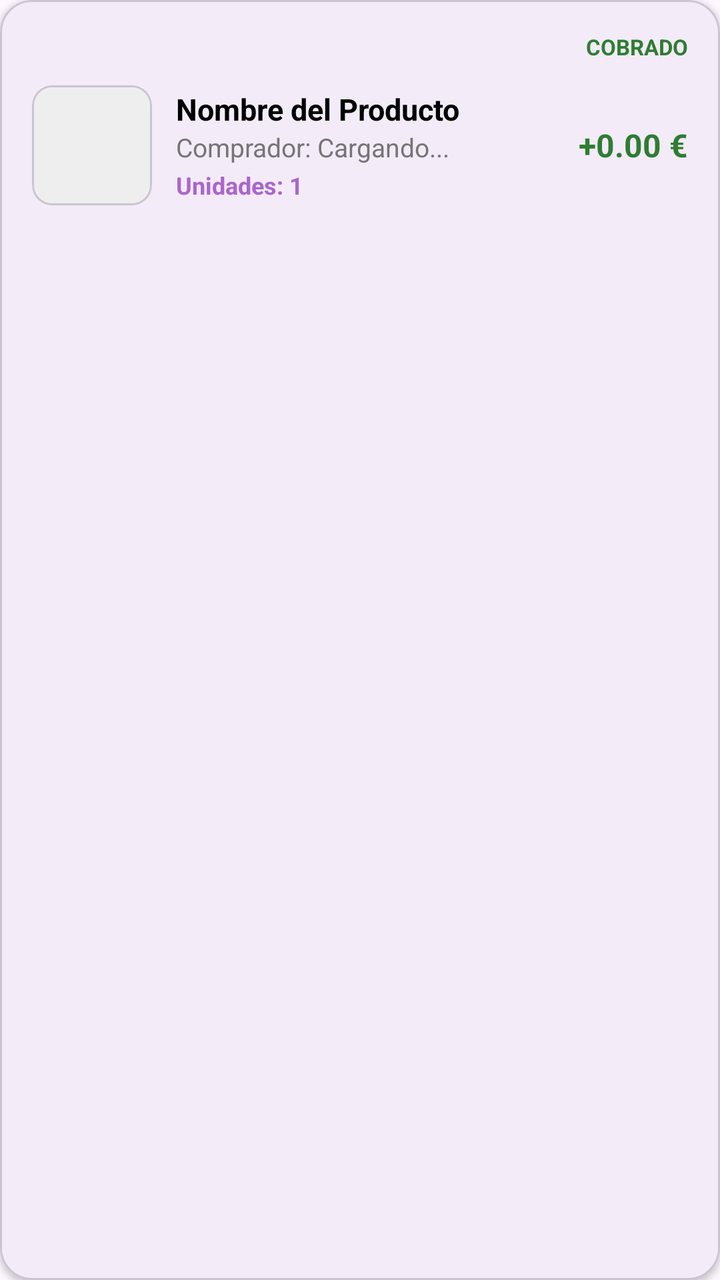
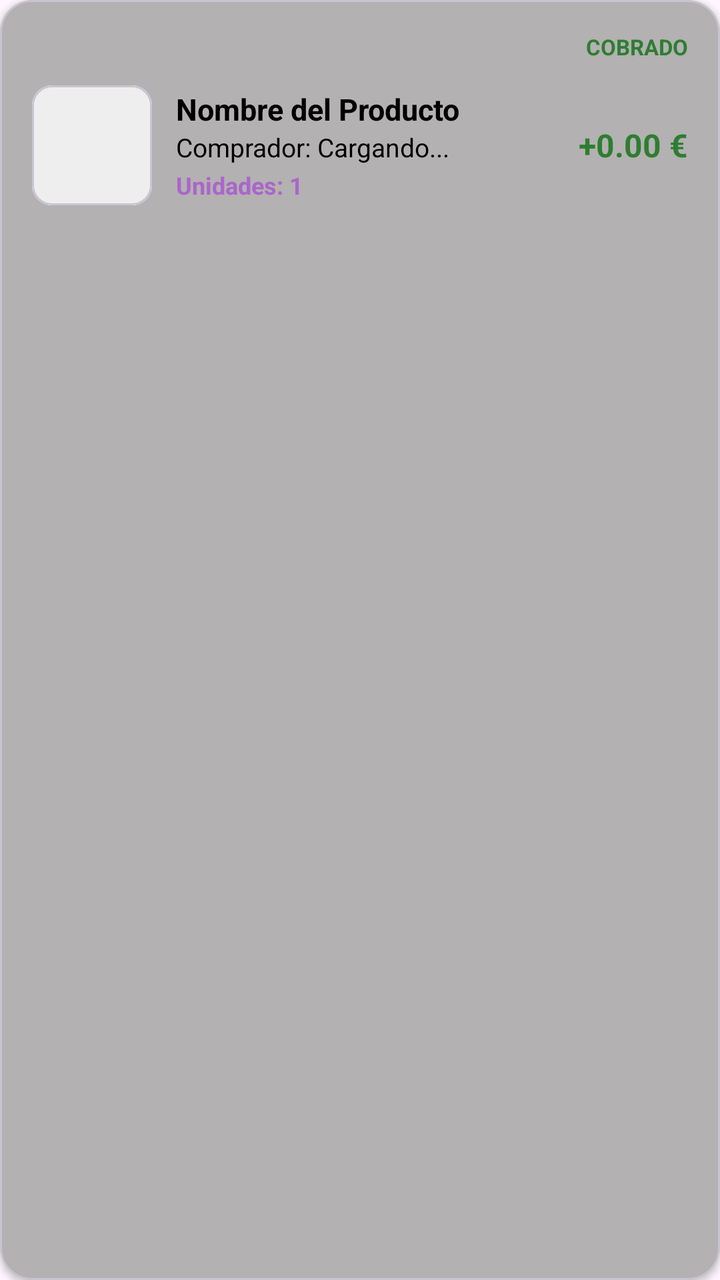

Two renders of the same Android screen: before a commit and after it. Below are the layout's source before the change and the commit's diff.
<!-- AndroidManifest.xml: application theme Theme.ProyectoIntermodularTFG -->
<!-- res/layout/recycler_view_item_venta_realizada.xml -->
<?xml version="1.0" encoding="utf-8"?>
<com.google.android.material.card.MaterialCardView xmlns:android="http://schemas.android.com/apk/res/android"
    xmlns:app="http://schemas.android.com/apk/res-auto"
    android:layout_width="match_parent"
    android:layout_height="wrap_content"
    android:layout_marginHorizontal="12dp"
    android:layout_marginVertical="8dp"
    app:cardCornerRadius="16dp"
    app:cardElevation="2dp">

    <LinearLayout
        android:layout_width="match_parent"
        android:layout_height="wrap_content"
        android:orientation="vertical"
        android:padding="16dp">

        <RelativeLayout
            android:layout_width="match_parent"
            android:layout_height="wrap_content">

            <TextView
                android:id="@+id/tvVentaEstadoCobro"
                android:layout_width="wrap_content"
                android:layout_height="wrap_content"
                android:layout_alignParentEnd="true"
                android:text="COBRADO"
                android:textColor="#2E7D32"
                android:textSize="11sp"
                android:textStyle="bold" />
        </RelativeLayout>

        <LinearLayout
            android:layout_width="match_parent"
            android:layout_height="wrap_content"
            android:layout_marginTop="12dp"
            android:gravity="center_vertical"
            android:orientation="horizontal">

            <com.google.android.material.card.MaterialCardView
                android:layout_width="60dp"
                android:layout_height="60dp"
                app:cardCornerRadius="10dp"
                app:cardElevation="0dp">
                <ImageView
                    android:id="@+id/ivVentaProductoImagen"
                    android:layout_width="match_parent"
                    android:layout_height="match_parent"
                    android:scaleType="centerCrop"
                    android:background="#EEE"/>
            </com.google.android.material.card.MaterialCardView>

            <LinearLayout
                android:layout_width="0dp"
                android:layout_height="wrap_content"
                android:layout_weight="1"
                android:layout_marginStart="12dp"
                android:orientation="vertical">

                <TextView
                    android:id="@+id/tvVentaProductoNombre"
                    android:layout_width="wrap_content"
                    android:layout_height="wrap_content"
                    android:text="Nombre del Producto"
                    android:textStyle="bold"
                    android:textColor="@color/black"
                    android:textSize="15sp" />

                <TextView
                    android:id="@+id/tvVentaComprador"
                    android:layout_width="wrap_content"
                    android:layout_height="wrap_content"
                    android:text="Comprador: Cargando..."
                    android:textColor="#757575"
                    android:textSize="13sp" />

                <TextView
                    android:id="@+id/tvVentaCantidad"
                    android:layout_width="wrap_content"
                    android:layout_height="wrap_content"
                    android:text="Unidades: 1"
                    android:textColor="@android:color/holo_purple"
                    android:textSize="12sp"
                    android:textStyle="bold"
                    android:layout_marginTop="2dp" />
            </LinearLayout>

            <TextView
                android:id="@+id/tvVentaPrecio"
                android:layout_width="wrap_content"
                android:layout_height="wrap_content"
                android:text="+0.00 €"
                android:textStyle="bold"
                android:textColor="#2E7D32"
                android:textSize="16sp" />
        </LinearLayout>
    </LinearLayout>
</com.google.android.material.card.MaterialCardView>
<!-- resources referenced by this layout -->
<resources>
  <color name="black">#FF000000</color>
  <style name="Theme.ProyectoIntermodularTFG" parent="Base.Theme.ProyectoIntermodularTFG" />
  <style name="Base.Theme.ProyectoIntermodularTFG" parent="Theme.Material3.DayNight.NoActionBar">
          
          
      </style>
</resources>

<!-- the commit's change to res/layout/recycler_view_item_venta_realizada.xml (unified diff, before → after) -->
@@ -5,6 +5,7 @@
     android:layout_height="wrap_content"
     android:layout_marginHorizontal="12dp"
     android:layout_marginVertical="8dp"
+    app:cardBackgroundColor="#B3B1B1"
     app:cardCornerRadius="16dp"
     app:cardElevation="2dp">
 
@@ -70,7 +71,7 @@
                     android:layout_width="wrap_content"
                     android:layout_height="wrap_content"
                     android:text="Comprador: Cargando..."
-                    android:textColor="#757575"
+                    android:textColor="@color/black"
                     android:textSize="13sp" />
 
                 <TextView
